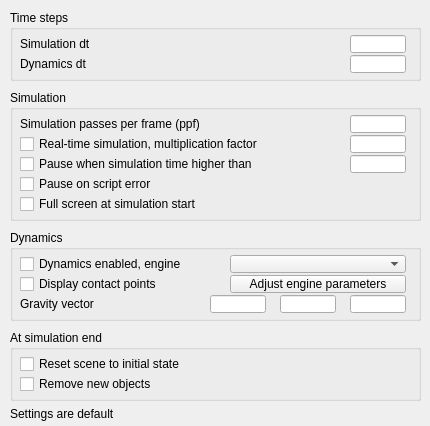
Above: ui/qdlgsimulation.ui from CoppeliaRobotics/coppeliaSimLib before the change. Below: the same form after it.
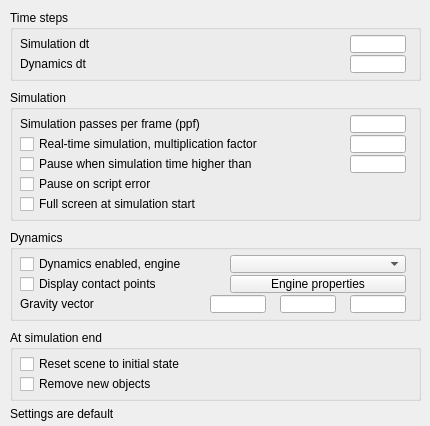
That is the form after the change.

Diff of the .ui file:
```diff
--- a/ui/qdlgsimulation.ui
+++ b/ui/qdlgsimulation.ui
@@ -197,7 +197,7 @@
      </rect>
     </property>
     <property name="text">
-     <string>Adjust engine parameters</string>
+     <string>Engine properties</string>
     </property>
    </widget>
    <widget class="QCheckBox" name="qqContactPoints">
```
